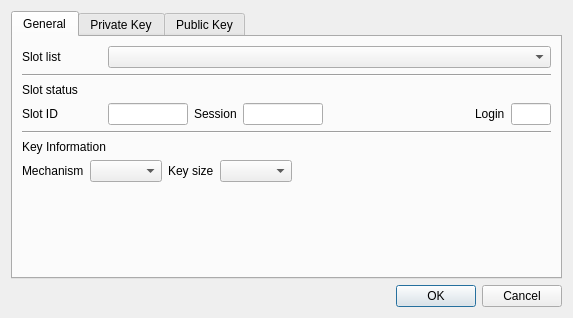
Above: CryptokiMan/gen_key_pair_dlg.ui from jykim74/CryptokiMan before the change. Below: the same form after it.
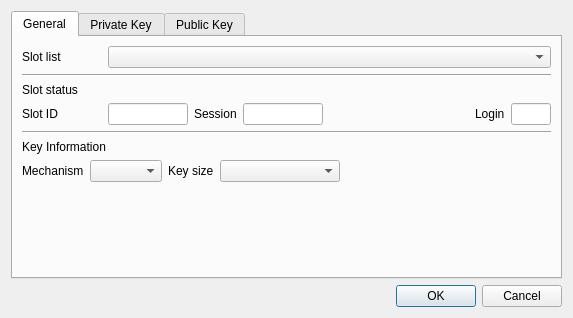
That is the form after the change.

```diff
--- a/CryptokiMan/gen_key_pair_dlg.ui
+++ b/CryptokiMan/gen_key_pair_dlg.ui
@@ -171,7 +171,14 @@
           <number>0</number>
          </property>
          <item row="0" column="3">
-          <widget class="QComboBox" name="mOptionCombo"/>
+          <widget class="QComboBox" name="mOptionCombo">
+           <property name="minimumSize">
+            <size>
+             <width>120</width>
+             <height>0</height>
+            </size>
+           </property>
+          </widget>
          </item>
          <item row="0" column="1">
           <widget class="QComboBox" name="mMechCombo"/>
```
